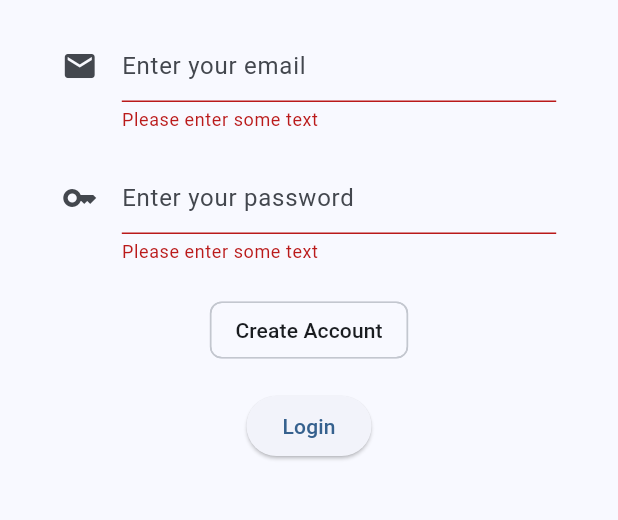
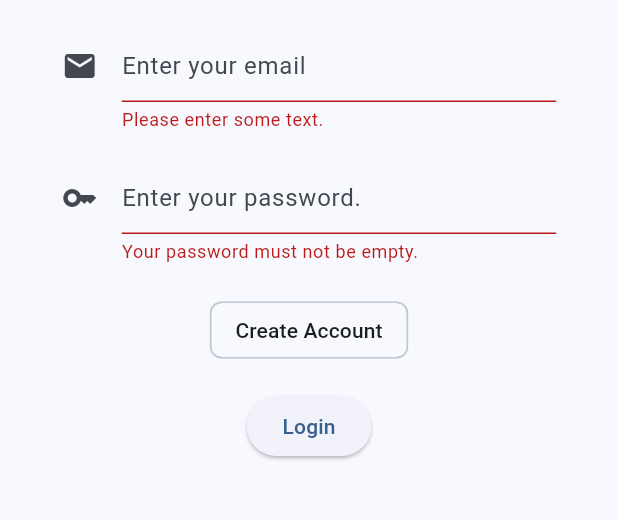
Before and after one commit to GomikoApp/Gomiko, a Flutter app: the screen it shows after launch, after a tap on "Login", on a phone screen of 412 x 824 dp, the part 384-904 px from its top. Run offline on Flutter 3.47's test engine with Material 3 defaults, Android fonts, the phone set to English and light mode, and no system bars.

Commit message:
Added email and password validators

```diff
--- a/lib/pages/login.dart
+++ b/lib/pages/login.dart
@@ -1,4 +1,5 @@
 import 'package:flutter/material.dart';
+import 'package:flutter/services.dart';
 import 'package:provider/provider.dart';
 
 import '/main.dart';
@@ -16,12 +17,16 @@ class LoginPage extends StatefulWidget {
 class _LoginPageState extends State<LoginPage> {
   final GlobalKey<FormState> _formKey = GlobalKey<FormState>();
 
+  RegExp emailRegex = RegExp(r'[a-zA-Z0-9.!#$%&’+/=?^_`{|}~-]+@[a-zA-Z0-9-]+(?:.[a-zA-Z0-9-]+)(?:.[a-zA-Z0-9-]+)');
+  double formSizedBoxHeight = 20;
+  int passwordLengthMinimum = 5;
+  int passwordLengthMaximum = 32;
+
   @override
   Widget build(BuildContext context) {
     var theme = Theme.of(context);
     var appState = context.watch<MyAppChangeNotifier>();
 
-    double formSizedBoxHeight = 20;
     double windowWidth = MediaQuery.of(context).size.width;
     double windowHeight = MediaQuery.of(context).size.height;
 
@@ -51,28 +56,62 @@ class _LoginPageState extends State<LoginPage> {
                         icon: Icon(Icons.email),
                         hintText: "Enter your email",
                       ),
+                      controller: TextEditingController(
+
+                      ),
                       // Validate string
                       // TODO: validators need to be implemented later
-                      validator: (String? value) {
-                        if (value == null || value.isEmpty) {
-                          return "Please enter some text";
+                      validator: (String? email) {
+                        if (email == null ||
+                            email.isEmpty) {
+                          return "Please enter some text.";
                         }
+
+
+                        if (!emailRegex.hasMatch(email)) {
+                          return "Your email is invalid.";
+                        }
+
                         return null;
                       },
+                      inputFormatters: [
+                        FilteringTextInputFormatter.allow(
+                          RegExp(r"[a-zA-Z0-9.!#@$%&’+/=?^_`{|}~-]"),
+                          replacementString: '',
+                        )
+                      ],
                     ),
                     SizedBox(height: formSizedBoxHeight),
                     TextFormField(
                       decoration: const InputDecoration(
                         icon: Icon(Icons.key),
-                        hintText: "Enter your password",
+                        hintText: "Enter your password.",
                       ),
                       // Validate string
-                      validator: (String? value) {
-                        if (value == null || value.isEmpty) {
-                          return "Please enter some text";
+                      validator: (String? password) {
+                        if (password == null ||
+                            password.isEmpty) {
+                          return "Your password must not be empty.";
                         }
+
+                        // NOTE: we use String.characters.length because complex characters will only count as one instead of
+                        // the >1 value that String.length can give.
+                        if (password.characters.length < passwordLengthMinimum ||
+                            password.characters.length > passwordLengthMaximum) {
+                          return "Your password must contain $passwordLengthMinimum-$passwordLengthMaximum characters.";
+                          // Your password can only contain alphanumeric symbols and the and must be $passwordLengthMinimum-$passwordLengthMaximum characters long.
+                        }
+
                         return null;
                       },
+                      inputFormatters: [
+                        LengthLimitingTextInputFormatter(passwordLengthMaximum),
+                        // Only allow alphanumeric characters and the symbols "!@#$%^&*+=".
+                        FilteringTextInputFormatter.allow(
+                          RegExp(r'[a-zA-Z0-9!@#$%^&*+=]'),
+                          replacementString: '',
+                        ),
+                      ],
                     ),
                     SizedBox(height: formSizedBoxHeight),
                     ActionChip(
@@ -94,7 +133,7 @@ class _LoginPageState extends State<LoginPage> {
                           // Validate will return true if the form is valid,
                           // or false if the form is invalid.
                           if (_formKey.currentState!.validate()) {
-                            // Later to be used to integrate with Firebase
+                            // TODO: Later to be used to integrate with Firebase
                             Navigator.pop(context);
                             appState.testLogInToUser();
                           }
```
